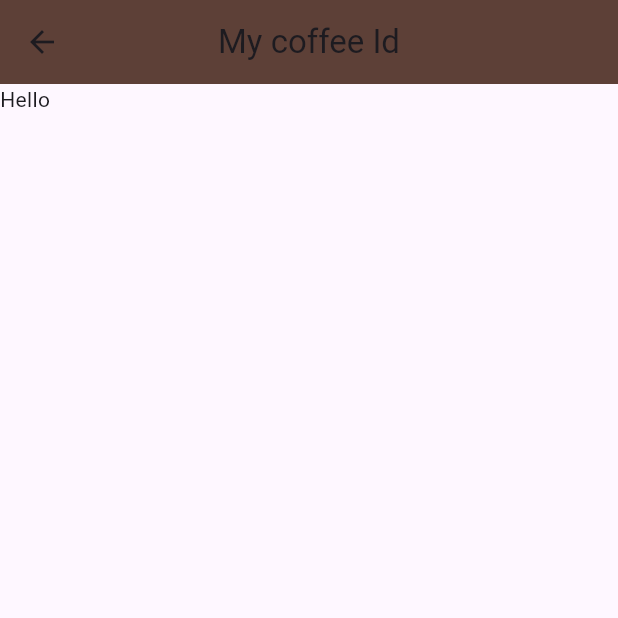
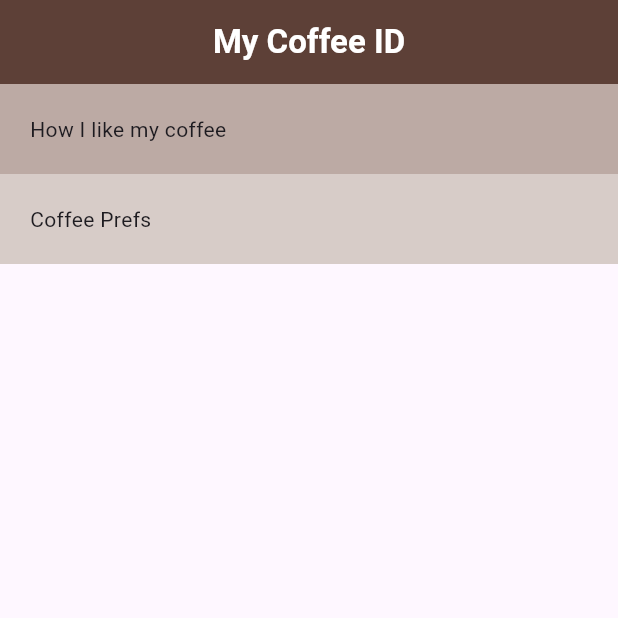
Before and after one commit to anirudh-korapole/coffee_card, a Flutter app: the Home screen opened directly, on a phone screen of 412 x 824 dp, the top half of it. Run offline on Flutter 3.47's test engine with Material 3 defaults, Android fonts, the phone set to English and light mode, and no system bars.

Commit message:
styles added to home page

```diff
--- a/lib/home.dart
+++ b/lib/home.dart
@@ -6,11 +6,28 @@ class Home extends StatelessWidget {
   Widget build(BuildContext context) {
     return Scaffold(
       appBar: AppBar(
-        title: const Text('My coffee Id'),
+        title: const Text('My Coffee ID', style: TextStyle(
+          color: Colors.white,
+          fontWeight: FontWeight.bold,
+        )),
         backgroundColor: Colors.brown[700],
         centerTitle: true,
       ),
-      body: const Text("Hello"),
+      body: Column(
+        crossAxisAlignment: CrossAxisAlignment.stretch,
+        children: [
+          Container(
+            color: Colors.brown[200],
+            padding: const EdgeInsets.all(20),
+            child: const Text("How I like my coffee"),
+          ),
+          Container(
+            color: Colors.brown[100],
+            padding: const EdgeInsets.all(20),
+            child: const Text("Coffee Prefs"),
+          ),
+        ],
+      )
     );
   }
 }
--- a/lib/main.dart
+++ b/lib/main.dart
@@ -3,7 +3,7 @@ import 'package:flutter/material.dart';
 
 void main() {
   runApp(const MaterialApp(
-    home: Sandbox(),
+    home: Home(),
   ));
 
 }
```
